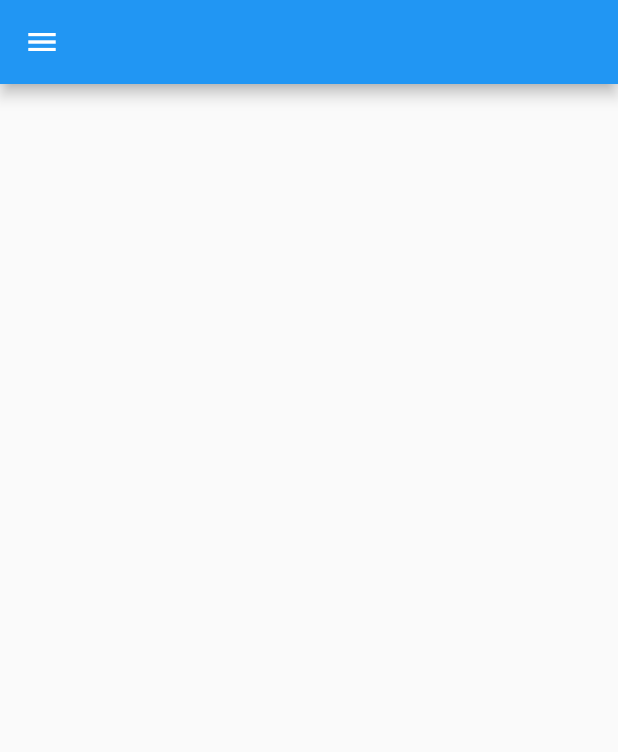
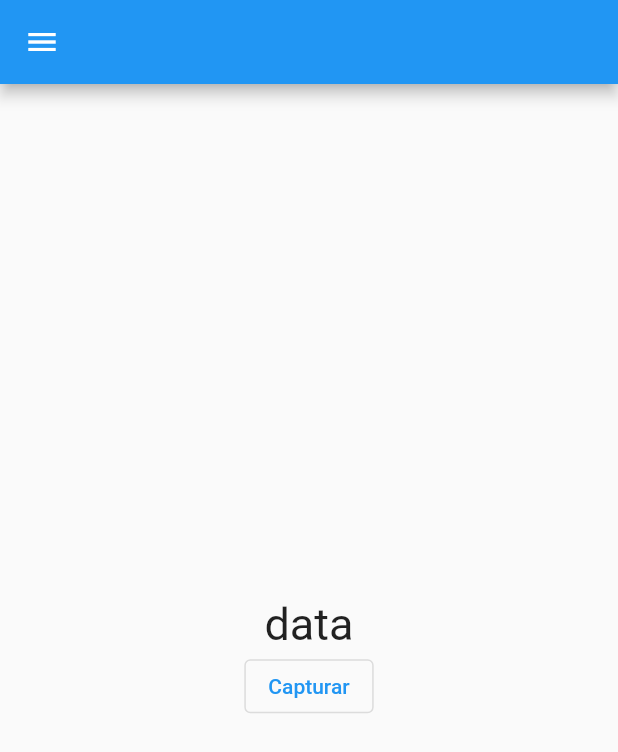
Before and after one commit to treinaweb/treinaweb-flutter-Recursos-de-Hardware, a Flutter app: the screen it shows after launch, on a phone screen of 412 x 824 dp. Shown: the top 752 px of the screen. Run offline on Flutter 3.47's test engine with Material 2 defaults, Android fonts, the phone set to English and light mode, and no system bars.

Commit message:
criando template geolocalizacao

```diff
--- a/lib/components/drawer.dart
+++ b/lib/components/drawer.dart
@@ -12,7 +12,7 @@ class CustomDrawer extends StatelessWidget {
           TextButton(
             onPressed: () {
               Navigator.of(context).pushReplacement(MaterialPageRoute(
-                builder: (ctx) => const GeoLocalizacaoView(),
+                builder: (ctx) => GeoLocalizacaoView(),
               ));
             },
             child: const Text('Geolocalização'),
--- /dev/null
+++ b/lib/geolocalizacao/controller.dart
@@ -0,0 +1,3 @@
+import 'package:flutter/cupertino.dart';
+
+class GeolocalizacaoController extends ChangeNotifier {}
--- a/lib/geolocalizacao/view.dart
+++ b/lib/geolocalizacao/view.dart
@@ -1,14 +1,37 @@
 import 'package:flutter/material.dart';
 import 'package:hardware/components/drawer.dart';
+import 'package:hardware/geolocalizacao/controller.dart';
 
 class GeoLocalizacaoView extends StatelessWidget {
-  const GeoLocalizacaoView({Key? key}) : super(key: key);
+  GeoLocalizacaoView({Key? key}) : super(key: key);
+
+  final controller = GeolocalizacaoController();
 
   @override
   Widget build(BuildContext context) {
     return Scaffold(
       appBar: AppBar(),
       drawer: const CustomDrawer(),
+      body: Center(
+        child: Column(
+          mainAxisAlignment: MainAxisAlignment.center,
+          children: [
+            AnimatedBuilder(
+              animation: controller,
+              builder: (_, _child) {
+                return const Text(
+                  "data",
+                  style: TextStyle(fontSize: 30),
+                );
+              },
+            ),
+            OutlinedButton(
+              onPressed: () {},
+              child: const Text("Capturar"),
+            )
+          ],
+        ),
+      ),
     );
   }
 }
--- a/lib/main.dart
+++ b/lib/main.dart
@@ -16,7 +16,7 @@ class MyApp extends StatelessWidget {
       theme: ThemeData(
         primarySwatch: Colors.blue,
       ),
-      home: const GeoLocalizacaoView(),
+      home: GeoLocalizacaoView(),
     );
   }
 }
```
